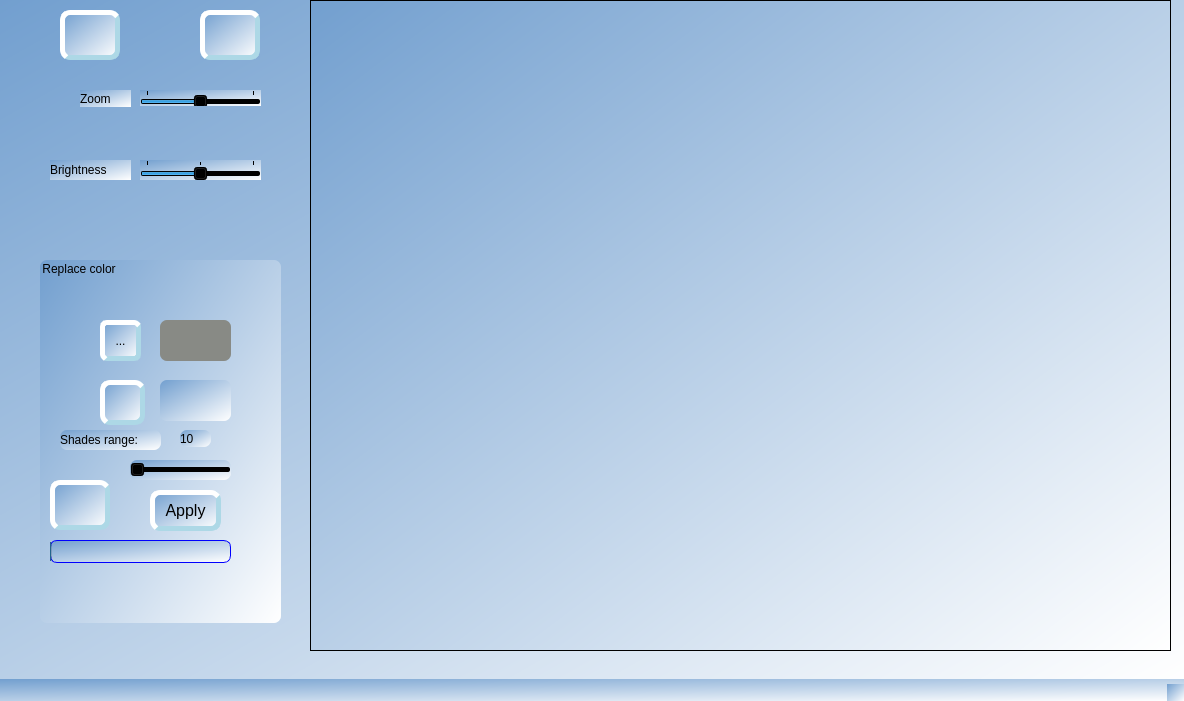
The window that mainwindow.ui (denis-yevd/QtCreator) describes before a commit, drawn with Qt 5.
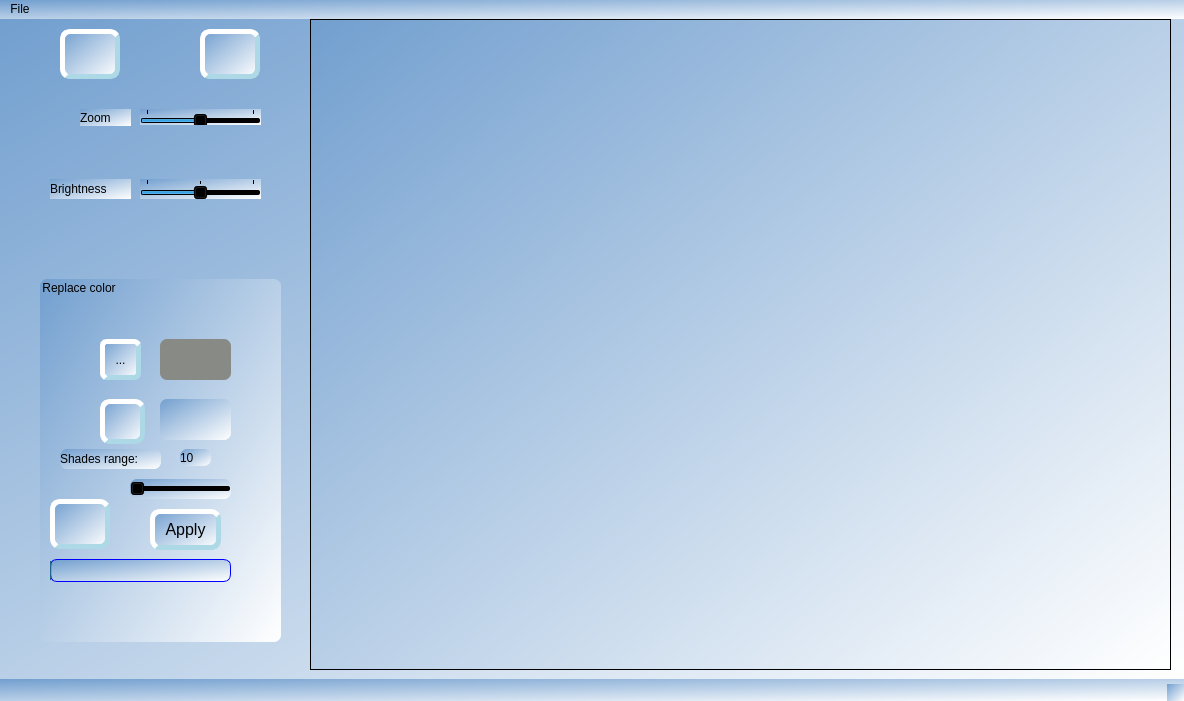
The same window after the commit. Icons and pictures are not drawn.

Patch:
```diff
--- a/mainwindow.ui
+++ b/mainwindow.ui
@@ -571,6 +571,13 @@
      <height>22</height>
     </rect>
    </property>
+   <widget class="QMenu" name="menuFile">
+    <property name="title">
+     <string>File</string>
+    </property>
+    <addaction name="actionDraw_image"/>
+   </widget>
+   <addaction name="menuFile"/>
   </widget>
   <widget class="QStatusBar" name="statusbar"/>
  </widget>
```
Left out of the diff: 5 changed lines with no effect on the pictures.
